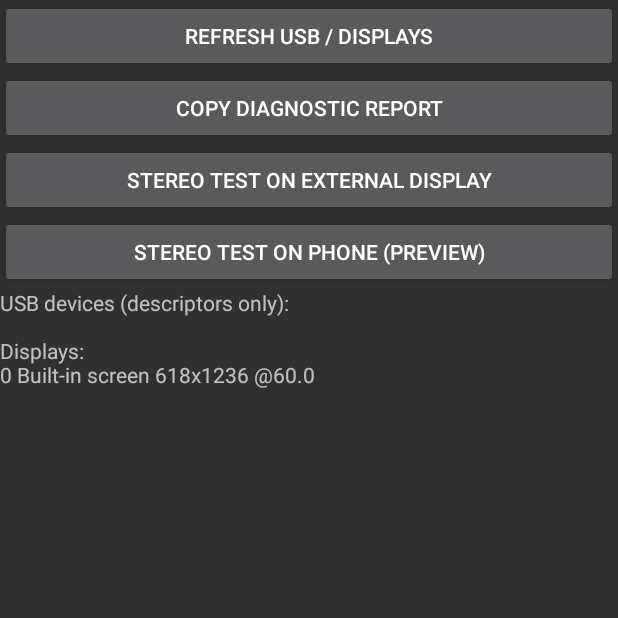
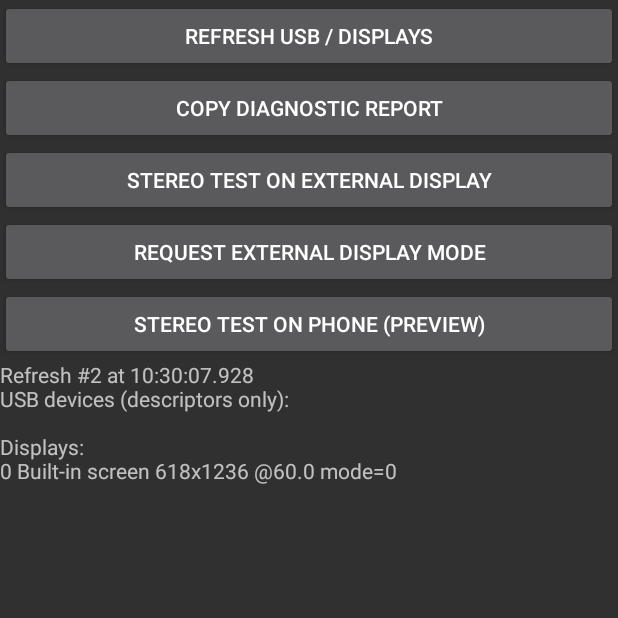
Before and after one commit to ohad1011-code/XR-game, an Android app: the screen it shows after launch (MainActivity), after a tap on "STEREO TEST ON EXTERNAL DISPLAY", on a phone screen of 412 x 824 dp, the top half of it. Run offline under Robolectric (Android 15) with nearby library versions, the phone set to English and light mode, and no system bars; 2 other taps on this screen came first.

Commit message:
Show supported display modes and request mode with refresh feedback

```diff
--- a/app/src/main/java/com/example/xrealprobe/MainActivity.java
+++ b/app/src/main/java/com/example/xrealprobe/MainActivity.java
@@ -1,11 +1,12 @@
 package com.example.xrealprobe;
 import android.app.*; import android.os.*; import android.content.*; import android.hardware.display.*; import android.hardware.usb.*; import android.graphics.*; import android.view.*; import android.widget.*; import java.util.*;
 public class MainActivity extends Activity {
- TextView report; DisplayManager dm; Presentation presentation; LinearLayout layout;
- @Override public void onCreate(Bundle b){super.onCreate(b); dm=(DisplayManager)getSystemService(DISPLAY_SERVICE); layout=new LinearLayout(this);layout.setOrientation(1); ScrollView scroll=new ScrollView(this);scroll.addView(layout);setContentView(scroll);button("Refresh USB / displays",()->scan());button("Copy diagnostic report",()->{((android.content.ClipboardManager)getSystemService(CLIPBOARD_SERVICE)).setPrimaryClip(ClipData.newPlainText("XREAL",report.getText()));});button("Stereo test on external display",()->showStereo());button("Stereo test on phone (preview)",()->{setContentView(new Stereo(this));});report=new TextView(this);report.setTextIsSelectable(true);layout.addView(report);scan();}
+ TextView report; DisplayManager dm; Presentation presentation; LinearLayout layout; int scans=0;
+ @Override public void onCreate(Bundle b){super.onCreate(b); dm=(DisplayManager)getSystemService(DISPLAY_SERVICE); layout=new LinearLayout(this);layout.setOrientation(1); ScrollView scroll=new ScrollView(this);scroll.addView(layout);setContentView(scroll);button("Refresh USB / displays",()->{scan();Toast.makeText(this,"Refreshed #"+scans,Toast.LENGTH_SHORT).show();});button("Copy diagnostic report",()->{((android.content.ClipboardManager)getSystemService(CLIPBOARD_SERVICE)).setPrimaryClip(ClipData.newPlainText("XREAL",report.getText()));});button("Stereo test on external display",()->showStereo(0));button("Request external display mode",()->chooseMode());button("Stereo test on phone (preview)",()->{setContentView(new Stereo(this));});report=new TextView(this);report.setTextIsSelectable(true);layout.addView(report);scan();}
  void button(String s,Runnable r){Button b=new Button(this);b.setText(s);b.setOnClickListener(v->r.run());layout.addView(b);}
- void scan(){StringBuilder s=new StringBuilder("USB devices (descriptors only):\n");UsbManager u=(UsbManager)getSystemService(USB_SERVICE);for(UsbDevice d:u.getDeviceList().values()){s.append(String.format(Locale.US,"VID=%04x PID=%04x interfaces=%d\n",d.getVendorId(),d.getProductId(),d.getInterfaceCount()));for(int i=0;i<d.getInterfaceCount();i++){UsbInterface f=d.getInterface(i);s.append("  interface "+f.getId()+" class="+f.getInterfaceClass()+" subclass="+f.getInterfaceSubclass()+" endpoints="+f.getEndpointCount()+"\n");}}s.append("\nDisplays:\n");for(Display d:dm.getDisplays()){Display.Mode m=d.getMode();s.append(d.getDisplayId()+" "+d.getName()+" "+m.getPhysicalWidth()+"x"+m.getPhysicalHeight()+" @"+m.getRefreshRate()+"\n");}report.setText(s);}
- void showStereo(){Display[] ds=dm.getDisplays(DisplayManager.DISPLAY_CATEGORY_PRESENTATION);if(ds.length==0){Toast.makeText(this,"No external presentation display; try desktop mode",Toast.LENGTH_LONG).show();return;}if(presentation!=null)presentation.dismiss();presentation=new Presentation(this,ds[0]);presentation.setContentView(new Stereo(presentation.getContext()));presentation.show();}
+ void scan(){StringBuilder s=new StringBuilder("Refresh #"+(++scans)+" at "+new java.text.SimpleDateFormat("HH:mm:ss.SSS",Locale.US).format(new Date())+"\nUSB devices (descriptors only):\n");UsbManager u=(UsbManager)getSystemService(USB_SERVICE);for(UsbDevice d:u.getDeviceList().values()){s.append(String.format(Locale.US,"VID=%04x PID=%04x interfaces=%d\n",d.getVendorId(),d.getProductId(),d.getInterfaceCount()));for(int i=0;i<d.getInterfaceCount();i++){UsbInterface f=d.getInterface(i);s.append("  interface "+f.getId()+" class="+f.getInterfaceClass()+" subclass="+f.getInterfaceSubclass()+" endpoints="+f.getEndpointCount()+"\n");}}s.append("\nDisplays:\n");for(Display d:dm.getDisplays()){Display.Mode m=d.getMode();s.append(d.getDisplayId()+" "+d.getName()+" "+m.getPhysicalWidth()+"x"+m.getPhysicalHeight()+" @"+m.getRefreshRate()+" mode="+m.getModeId()+"\n");for(Display.Mode mode:d.getSupportedModes())s.append("  supported mode "+mode.getModeId()+": "+mode.getPhysicalWidth()+"x"+mode.getPhysicalHeight()+" @"+mode.getRefreshRate()+"\n");}report.setText(s);}
+ void chooseMode(){Display[] ds=dm.getDisplays(DisplayManager.DISPLAY_CATEGORY_PRESENTATION);if(ds.length==0){Toast.makeText(this,"No external display",Toast.LENGTH_SHORT).show();return;}Display.Mode[] modes=ds[0].getSupportedModes();String[] labels=new String[modes.length];for(int i=0;i<modes.length;i++){Display.Mode m=modes[i];labels[i]=m.getPhysicalWidth()+"x"+m.getPhysicalHeight()+" @"+m.getRefreshRate()+" (mode "+m.getModeId()+")";}new AlertDialog.Builder(this).setTitle("Request display mode (not guaranteed)").setItems(labels,(dialog,i)->showStereo(modes[i].getModeId())).show();}
+ void showStereo(int modeId){Display[] ds=dm.getDisplays(DisplayManager.DISPLAY_CATEGORY_PRESENTATION);if(ds.length==0){Toast.makeText(this,"No external presentation display; try desktop mode",Toast.LENGTH_LONG).show();return;}if(presentation!=null)presentation.dismiss();presentation=new Presentation(this,ds[0]);presentation.setContentView(new Stereo(presentation.getContext()));presentation.show();if(modeId!=0 && presentation.getWindow()!=null){WindowManager.LayoutParams a=presentation.getWindow().getAttributes();a.preferredDisplayModeId=modeId;presentation.getWindow().setAttributes(a);}new Handler(Looper.getMainLooper()).postDelayed(()->{if(!isFinishing())scan();},1500);}
  @Override protected void onDestroy(){if(presentation!=null)presentation.dismiss();super.onDestroy();}
  static class Stereo extends View {Paint p=new Paint(3);long t=SystemClock.uptimeMillis();Stereo(Context c){super(c);}void line(Canvas c,float x,float y,float a,float b,int color,float w){p.setColor(color);p.setStrokeWidth(w);c.drawLine(x,y,a,b,p);} @Override protected void onDraw(Canvas c){c.drawColor(Color.BLACK);float w=getWidth()/2f,h=getHeight();double ang=(SystemClock.uptimeMillis()-t)*.0007;for(int eye=0;eye<2;eye++){c.save();c.clipRect(eye*w,0,(eye+1)*w,h);float cx=(eye+.5f)*w,cy=h*.5f;float scale=Math.min(w,h)*.43f;float[][] pts=new float[8][2];for(int i=0;i<8;i++){double x=((i&1)==0?-1:1)*.48,y=((i&2)==0?-1:1)*.48,z=((i&4)==0?-1:1)*.48;double rx=x*Math.cos(ang)+z*Math.sin(ang),rz=-x*Math.sin(ang)+z*Math.cos(ang)+3;double e=eye==0?-.032:.032;pts[i][0]=cx+(float)(scale*((rx-e)/rz+e/3.0));pts[i][1]=cy+(float)(scale*y/rz);}for(int i=0;i<8;i++)for(int j=0;j<3;j++){int k=i^(1<<j);if(k>i)line(c,pts[i][0],pts[i][1],pts[k][0],pts[k][1],Color.CYAN,4);}p.setColor(Color.WHITE);p.setTextSize(h*.035f);c.drawText(eye==0?"LEFT":"RIGHT",eye*w+20,h*.12f,p);line(c,cx-15,cy,cx+15,cy,Color.GRAY,2);line(c,cx,cy-15,cx,cy+15,Color.GRAY,2);c.restore();}postInvalidateDelayed(16);}}
 }
```
